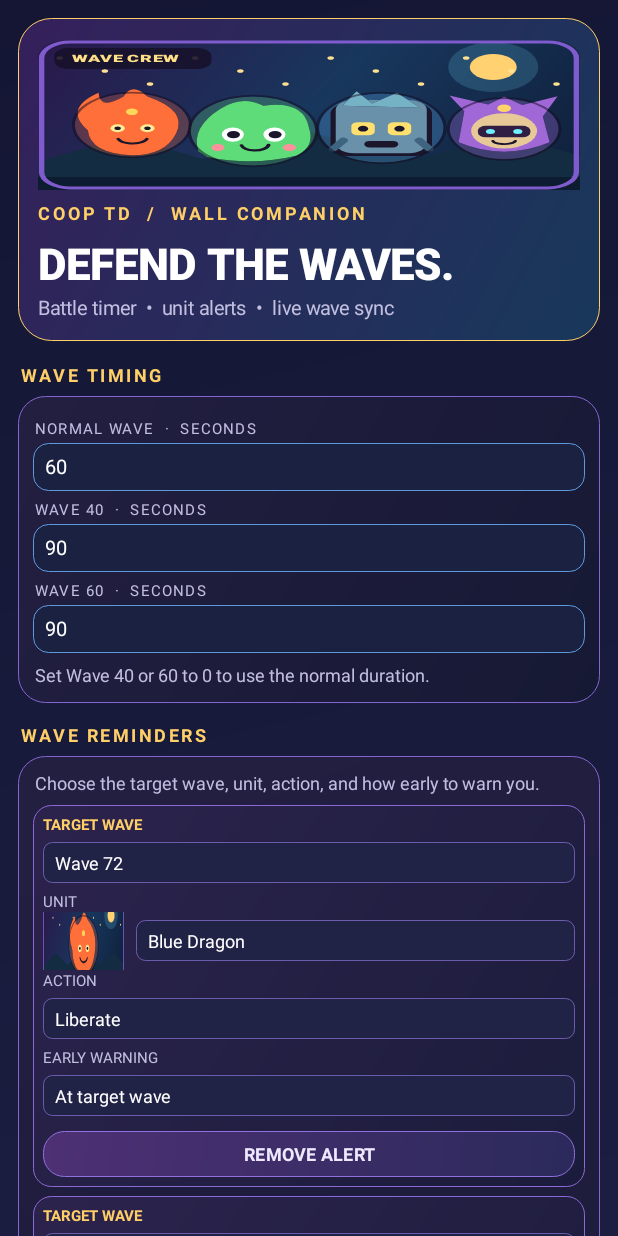
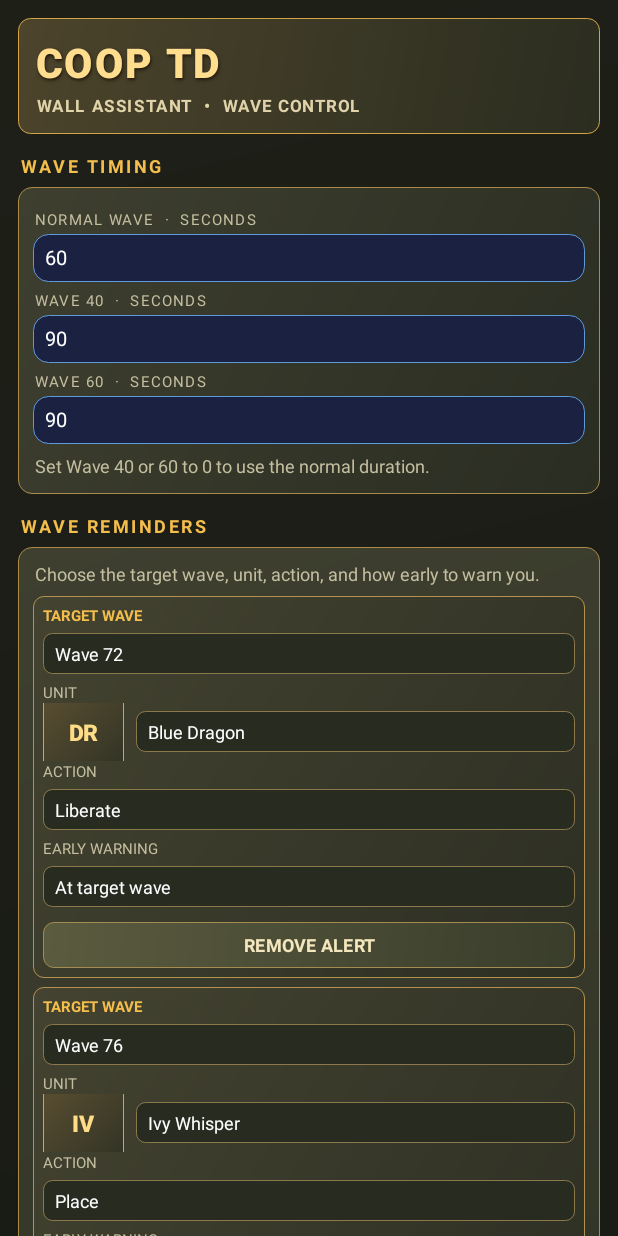
Before and after one commit to yoyoitsyo/CoopTD-App, an Android app: the screen it shows after launch (MainActivity), on a phone screen of 412 x 824 dp. Run offline under Robolectric (Android 15) with nearby library versions, the phone set to English and light mode, and no system bars.

Commit message:
Overhaul main screen with Coop TD battlefield styling

```diff
--- a/app/src/main/java/com/yoyoitsyo/cooptdwall/MainActivity.kt
+++ b/app/src/main/java/com/yoyoitsyo/cooptdwall/MainActivity.kt
@@ -30,10 +30,10 @@ class MainActivity : Activity() {
     private lateinit var vibration: CheckBox
     private lateinit var soundStyle: Spinner
 
-    private val bg = Color.rgb(15, 19, 42)
-    private val panel = Color.rgb(35, 31, 65)
-    private val cyan = Color.rgb(255, 207, 104)
-    private val muted = Color.rgb(193, 190, 224)
+    private val bg = Color.rgb(25, 27, 21)
+    private val panel = Color.rgb(54, 56, 42)
+    private val cyan = Color.rgb(244, 190, 76)
+    private val muted = Color.rgb(196, 190, 160)
     private data class ReminderRow(val wave: Spinner, val unit: Spinner, val action: Spinner, val lead: Spinner, val custom: EditText)
 
     override fun onCreate(savedInstanceState: Bundle?) {
@@ -41,35 +41,31 @@ class MainActivity : Activity() {
         val root = LinearLayout(this).apply {
             orientation = LinearLayout.VERTICAL
             setPadding(18, 18, 18, 28)
-            background = gradient(intArrayOf(Color.rgb(20, 22, 52), Color.rgb(35, 38, 79)), 0)
+            background = gradient(intArrayOf(Color.rgb(30, 32, 24), Color.rgb(20, 22, 18)), 0)
         }
 
         val hero = LinearLayout(this).apply {
             orientation = LinearLayout.VERTICAL
-            setPadding(20, 22, 20, 20)
-            background = gradient(intArrayOf(Color.rgb(53, 32, 91), Color.rgb(24, 56, 91)), 22, Color.rgb(255, 207, 104))
+            setPadding(18, 17, 18, 17)
+            background = gradient(intArrayOf(Color.rgb(76, 68, 43), Color.rgb(43, 45, 32)), 8, Color.rgb(210, 164, 69))
         }
-        hero.addView(CoopArtView(this, "banner"), LinearLayout.LayoutParams(-1, 150).apply { bottomMargin = 10 })
         hero.addView(TextView(this).apply {
-            text = "COOP TD  /  WALL COMPANION"
-            textSize = 12f
-            letterSpacing = 0.16f
-            setTextColor(cyan)
-            typeface = Typeface.DEFAULT_BOLD
+            text = "COOP TD"
+            textSize = 27f
+            letterSpacing = 0.06f
+            setTextColor(Color.rgb(255, 221, 143))
+            typeface = Typeface.create("sans-serif-black", Typeface.BOLD)
+            setShadowLayer(2f, 1f, 2f, Color.rgb(35, 25, 12))
         })
         hero.addView(TextView(this).apply {
-            text = "DEFEND THE WAVES."
-            textSize = 29f
-            setTextColor(Color.WHITE)
-            typeface = Typeface.create("sans-serif-black", Typeface.NORMAL)
-            setPadding(0, 9, 0, 2)
+            text = "WALL ASSISTANT  •  WAVE CONTROL"
+            textSize = 11f
+            letterSpacing = 0.10f
+            setTextColor(Color.rgb(224, 211, 169))
+            typeface = Typeface.DEFAULT_BOLD
+            setPadding(1, 5, 1, 0)
         })
-        hero.addView(TextView(this).apply {
-            text = "Battle timer  •  unit alerts  •  live wave sync"
-            textSize = 13f
-            setTextColor(muted)
-        })
-        root.addView(hero, LinearLayout.LayoutParams(-1, -2).apply { bottomMargin = 18 })
+        root.addView(hero, LinearLayout.LayoutParams(-1, -2).apply { bottomMargin = 16 })
 
         root.addView(sectionTitle("WAVE TIMING"))
         val timingCard = card()
@@ -178,7 +174,7 @@ class MainActivity : Activity() {
     private fun card() = LinearLayout(this).apply {
         orientation = LinearLayout.VERTICAL
         setPadding(15, 14, 15, 14)
-        background = gradient(intArrayOf(panel, Color.rgb(22, 25, 52)), 18, Color.rgb(133, 101, 207))
+        background = gradient(intArrayOf(Color.rgb(62, 63, 47), Color.rgb(42, 45, 34)), 9, Color.rgb(171, 139, 74))
     }
 
     private fun sectionTitle(textValue: String) = TextView(this).apply {
@@ -220,9 +216,9 @@ class MainActivity : Activity() {
         includeFontPadding = true
         minHeight = 0
         setPadding(10, 6, 10, 6)
-        setTextColor(if (primary) Color.rgb(39, 24, 58) else Color.rgb(239, 233, 255))
-        background = if (primary) gradient(intArrayOf(Color.rgb(255, 211, 105), Color.rgb(255, 133, 66)), 14, Color.rgb(255, 229, 160))
-            else gradient(intArrayOf(Color.rgb(78, 48, 117), Color.rgb(43, 42, 91)), 14, Color.rgb(143, 112, 220))
+        setTextColor(if (primary) Color.rgb(47, 35, 17) else Color.rgb(244, 231, 190))
+        background = if (primary) gradient(intArrayOf(Color.rgb(250, 205, 103), Color.rgb(202, 139, 48)), 7, Color.rgb(255, 225, 148))
+            else gradient(intArrayOf(Color.rgb(91, 91, 63), Color.rgb(57, 61, 43)), 7, Color.rgb(163, 139, 82))
         isClickable = true
         isFocusable = true
         setOnClickListener { action() }
@@ -245,16 +241,16 @@ class MainActivity : Activity() {
                     label.ellipsize = android.text.TextUtils.TruncateAt.END
                     label.setPadding(14, 8, 14, 8)
                     label.layoutParams = ViewGroup.LayoutParams(-1, -1)
-                    label.background = gradient(intArrayOf(Color.rgb(42, 37, 83), Color.rgb(25, 30, 65)), 6, Color.rgb(118, 94, 190))
+                    label.background = gradient(intArrayOf(Color.rgb(66, 65, 47), Color.rgb(42, 45, 34)), 6, Color.rgb(118, 94, 190))
                     return label
                 }
                 override fun getView(position: Int, convertView: View?, parent: ViewGroup): View = styled(position, convertView, false)
                 override fun getDropDownView(position: Int, convertView: View?, parent: ViewGroup): View = styled(position, convertView, true)
             }
-            background = gradient(intArrayOf(Color.rgb(39, 37, 82), Color.rgb(23, 27, 60)), 10, cyan)
+            background = gradient(intArrayOf(Color.rgb(67, 66, 47), Color.rgb(39, 42, 31)), 10, cyan)
             minimumHeight = (52 * resources.displayMetrics.density).toInt()
             setPadding(8, 0, 8, 0)
-            setPopupBackgroundDrawable(gradient(intArrayOf(Color.rgb(40, 33, 82), Color.rgb(20, 23, 55)), 10, cyan))
+            setPopupBackgroundDrawable(gradient(intArrayOf(Color.rgb(63, 61, 43), Color.rgb(31, 34, 26)), 10, cyan))
             dropDownVerticalOffset = (4 * resources.displayMetrics.density).toInt()
             setSelection(options.indexOf(prefs.getString("sound_style", "Alarm")).takeIf { it >= 0 } ?: 1)
         }
@@ -280,7 +276,7 @@ class MainActivity : Activity() {
         val rowCard = LinearLayout(this).apply {
             orientation = LinearLayout.VERTICAL
             setPadding(10, 9, 10, 10)
-            background = gradient(intArrayOf(Color.rgb(44, 35, 77), Color.rgb(27, 28, 59)), 12, Color.rgb(139, 105, 215))
+            background = gradient(intArrayOf(Color.rgb(68, 67, 49), Color.rgb(45, 47, 35)), 7, Color.rgb(179, 146, 79))
         }
         fun spinner(items: List<String>, selected: String): Spinner {
             val view = Spinner(this)
@@ -293,15 +289,15 @@ class MainActivity : Activity() {
                     label.gravity = Gravity.CENTER_VERTICAL
                     label.setPadding(12, 8, 12, 8)
                     label.background = gradient(intArrayOf(
-                        if (dropdown) Color.rgb(61, 49, 104) else Color.rgb(32, 34, 70),
-                        if (dropdown) Color.rgb(43, 39, 83) else Color.rgb(32, 34, 70)
-                    ), 6, Color.rgb(107, 91, 171))
+                        if (dropdown) Color.rgb(91, 83, 55) else Color.rgb(39, 43, 32),
+                        if (dropdown) Color.rgb(62, 62, 44) else Color.rgb(39, 43, 32)
+                    ), 6, Color.rgb(139, 120, 75))
                     return label
                 }
                 override fun getView(position: Int, convertView: View?, parent: ViewGroup): View = styled(position, convertView, false)
                 override fun getDropDownView(position: Int, convertView: View?, parent: ViewGroup): View = styled(position, convertView, true)
             }
-            view.setPopupBackgroundDrawable(gradient(intArrayOf(Color.rgb(48, 39, 91), Color.rgb(25, 26, 59)), 10, Color.rgb(255, 207, 104)))
+            view.setPopupBackgroundDrawable(gradient(intArrayOf(Color.rgb(66, 63, 43), Color.rgb(32, 35, 26)), 10, Color.rgb(255, 207, 104)))
             view.minimumHeight = (54 * resources.displayMetrics.density).toInt()
             view.setPadding(0, 0, 0, 0)
             view.setSelection(items.indexOf(selected).takeIf { it >= 0 } ?: 0)
@@ -327,16 +323,32 @@ class MainActivity : Activity() {
             includeFontPadding = true
             setSingleLine(true)
             setPadding(12, 10, 12, 10)
-            background = gradient(intArrayOf(Color.rgb(28, 34, 67), Color.rgb(28, 34, 67)), 8, Color.rgb(101, 143, 208))
+            background = gradient(intArrayOf(Color.rgb(35, 39, 29), Color.rgb(35, 39, 29)), 8, Color.rgb(140, 124, 81))
             visibility = if (unitValue == "Custom unit" || unitValue !in units) View.VISIBLE else View.GONE
         }
-        val unitPortrait = CoopArtView(this, unitValue)
+        val unitPortrait = TextView(this).apply {
+            text = when (unitValue) {
+                "Blue Dragon" -> "DR"
+                "Ivy Whisper" -> "IV"
+                "Witch Doctor" -> "WD"
+                else -> "★"
+            }
+            textSize = 15f
+            gravity = Gravity.CENTER
+            typeface = Typeface.create("sans-serif-black", Typeface.BOLD)
+            setTextColor(Color.rgb(255, 220, 135))
+            background = gradient(intArrayOf(Color.rgb(91, 79, 49), Color.rgb(48, 50, 37)), 6, Color.rgb(208, 165, 77))
+        }
         unit.onItemSelectedListener = object : android.widget.AdapterView.OnItemSelectedListener {
             override fun onNothingSelected(parent: android.widget.AdapterView<*>?) {}
             override fun onItemSelected(parent: android.widget.AdapterView<*>?, view: View?, position: Int, id: Long) {
                 custom.visibility = if (units[position] == "Custom unit") View.VISIBLE else View.GONE
-                unitPortrait.artType = units[position]
-                unitPortrait.invalidate()
+                unitPortrait.text = when (units[position]) {
+                    "Blue Dragon" -> "DR"
+                    "Ivy Whisper" -> "IV"
+                    "Witch Doctor" -> "WD"
+                    else -> "★"
+                }
             }
         }
         rowCard.addView(TextView(this).apply {
```
